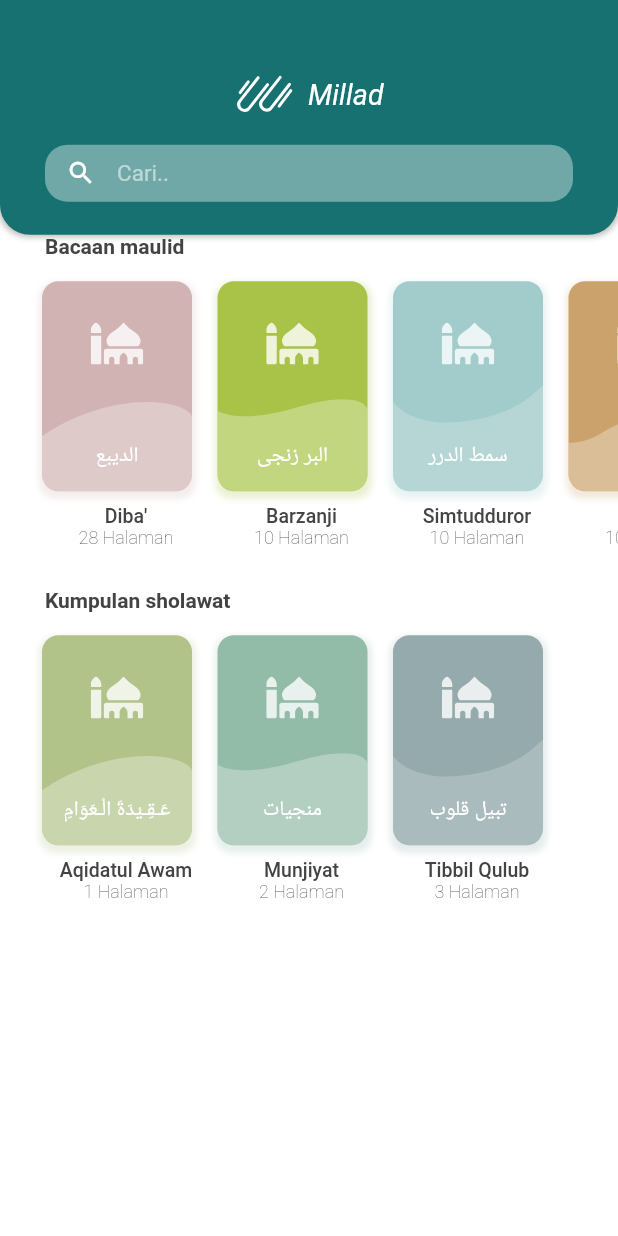
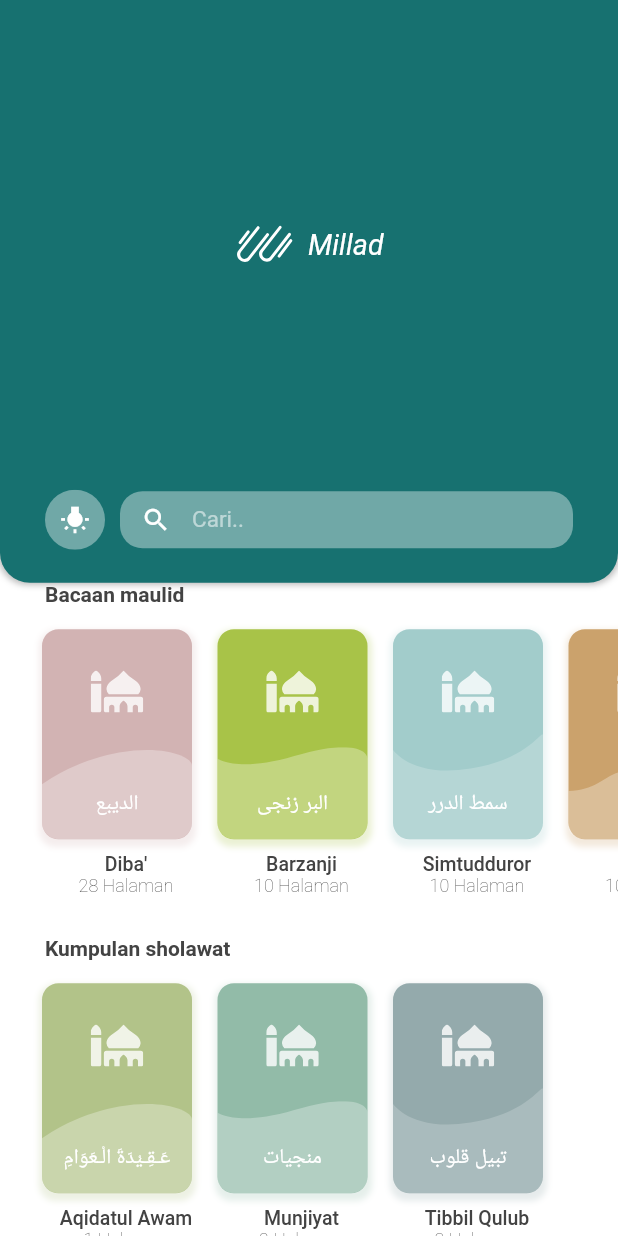
Before and after one commit to maztohir/millad, a Flutter app: the screen it shows after launch, on a phone screen of 412 x 824 dp. Run offline on Flutter 3.47's test engine with Material 2 defaults, Android fonts, the phone set to English and light mode, and no system bars; our stand-ins replace flutter_html, flutter_svg, shared_preferences, simple_animations; missing offline and left inert: global_configuration; Roboto replaces fonts that are missing (Source Sans Pro).

Commit message:
tohir | adding dark mode toggle

```diff
--- a/lib/page/home.dart
+++ b/lib/page/home.dart
@@ -4,6 +4,7 @@ import 'package:flutter/material.dart';
 import 'package:flutter/rendering.dart';
 import 'package:flutter/services.dart';
 import 'package:flutter_svg/svg.dart';
+import 'package:global_configuration/global_configuration.dart';
 
 import '../storage/global_conf.dart';
 import '../storage/route.dart';
@@ -111,24 +112,25 @@ class HomeState extends State<Home> with SingleTickerProviderStateMixin {
             child: Column(
               children: [
                 EmptySpace(
-                height: 50.0,
+                  height: this.recentBooks.length > 0 ? 50.0 : 150.0,
                 ),
                 _logo(),
                 EmptySpace(
-                height: 20.0,
+                  height: this.recentBooks.length > 0 ? 20.0 : 150.0,
                 ),
-              _searchBar(context),
+                _actionBar(context),
                 EmptySpace(
                   height: 20.0,
                 ),
-              // this.recentBooks.length > 0
-              //     ? _recentBookHolder(context)
-              //     : Container(),
+                this.recentBooks.length > 0
+                    ? _recentBookHolder(context)
+                    : Container(),
                 EmptySpace(
                   height: 2.0,
                 ),
               ],
-          )),
+            ),
+          ),
         ],
       ),
     );
@@ -157,9 +159,51 @@ class HomeState extends State<Home> with SingleTickerProviderStateMixin {
         .toList();
   }
 
+  Widget _actionBar(BuildContext context) {
+    // return _searchBar(context);
+    return Container(
+      child: Row(
+        children: [
+          _darkModeToggle(context),
+          EmptySpace(width: 10.0),
+          Expanded(
+            child: _searchBar(context),
+          ),
+        ],
+      ),
+    );
+  }
+
+  Widget _darkModeToggle(BuildContext context) {
+    return Container(
+      padding: EdgeInsets.only(left: 30),
+      child: Container(
+          child: ClipOval(
+        child: Material(
+          color: background04Color(), // button color
+          child: InkWell(
+            child: Container(
+              width: 40,
+              height: 40,
+              child: Icon(
+                isDark() ? Icons.wb_incandescent : Icons.wb_incandescent,
+                color: lampColor(),
+                size: isDark() ? 18.0 : 20.0,
+              ),
+            ),
+            onTap: () {
+              toggleLight();
+              setState(() {});
+            },
+          ),
+        ),
+      )),
+    );
+  }
+
   Widget _searchBar(BuildContext context) {
     return Container(
-      padding: EdgeInsets.symmetric(horizontal: 30),
+      padding: EdgeInsets.only(right: 30),
       child: Container(
         height: 38,
         decoration: BoxDecoration(
--- a/lib/storage/global_color.dart
+++ b/lib/storage/global_color.dart
@@ -24,3 +24,6 @@ chocoMilkColor() => isDark() ? Color(0xFF563A23) : Color(0xFFCBA26C);
 dustyGreenColor() => isDark() ? Color(0xFF444836) : Color(0xFFB2C389);
 toscaPufColor() => isDark() ? Color(0xFF3A4540) : Color(0xFF92BBA8);
 softGreyColor() => isDark() ? Color(0xFF484C4D) : Color(0xFF94AAAC);
+
+// other colors
+lampColor() => isDark() ? Color(0xFFFAD16B) : Color(0xFFFFFFFF);
--- a/lib/storage/global_conf.dart
+++ b/lib/storage/global_conf.dart
@@ -6,3 +6,18 @@ const APP_SETTINGS = 'app_settings';
 bool isDark() {
   return GlobalConfiguration().get(IS_DARK);
 }
+
+void gotoDark() {
+  GlobalConfiguration().updateValue(IS_DARK, true);
+}
+
+void gotoLight() {
+  GlobalConfiguration().updateValue(IS_DARK, false);
+}
+
+void toggleLight() {
+  if (isDark())
+    gotoLight();
+  else
+    gotoDark();
+}
```
Lines whose indentation alone changed are shown as unchanged.
